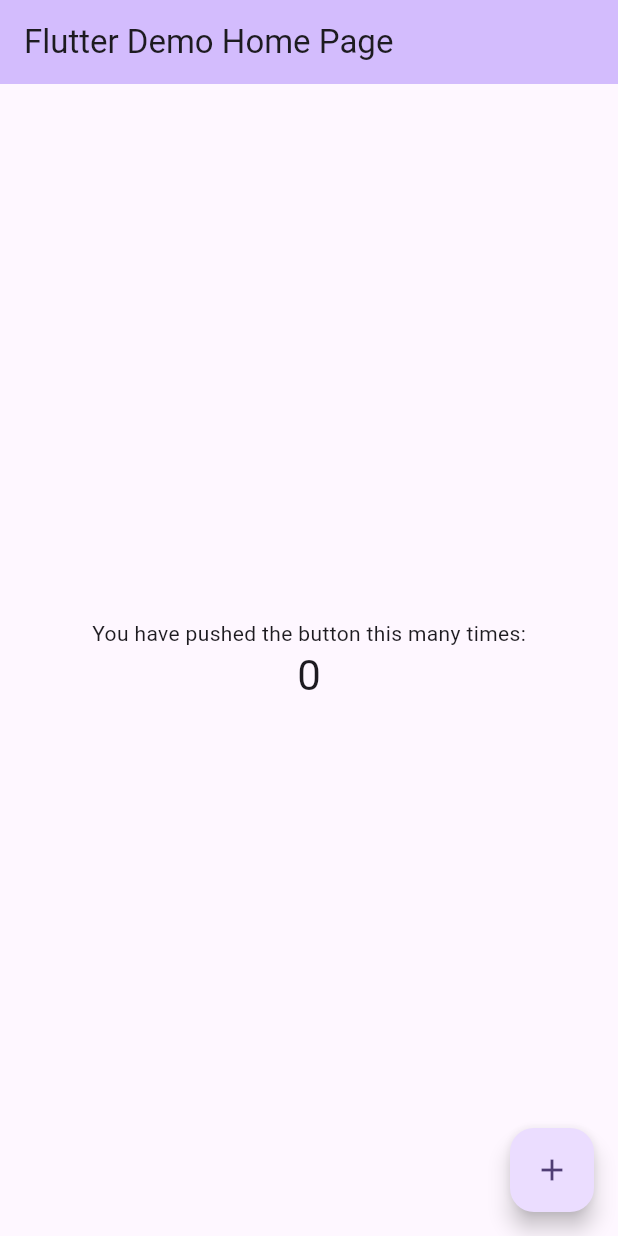
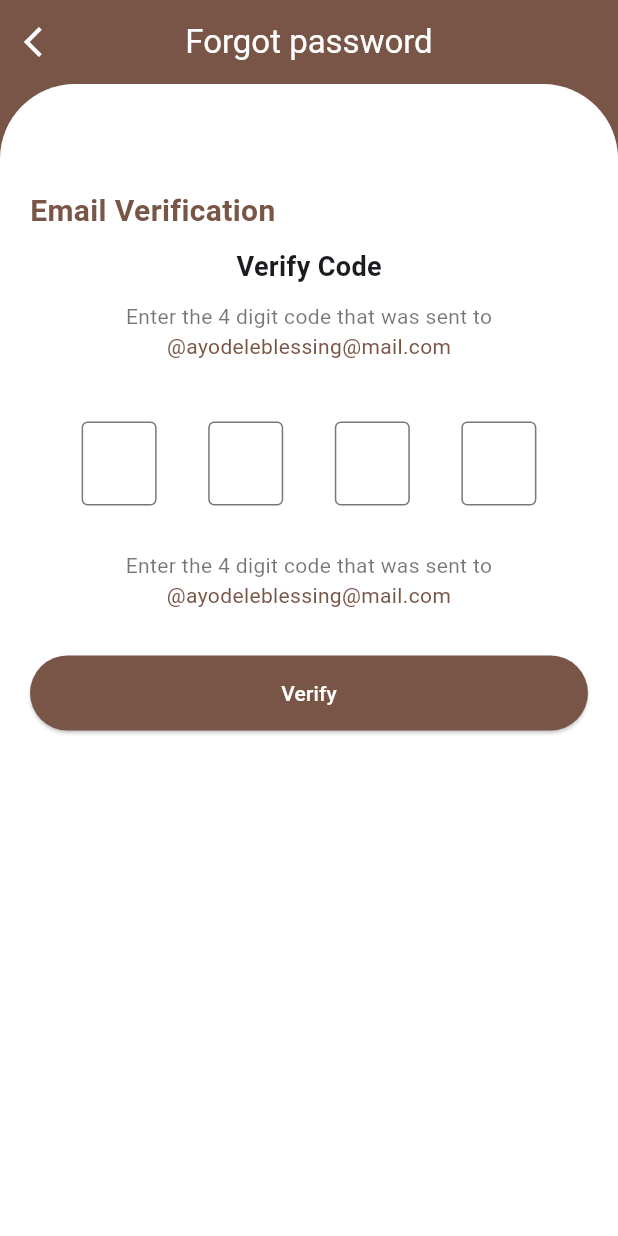
Before and after one commit to HorlahTech/meal-recipe, a Flutter app: the screen it shows after launch, on a phone screen of 412 x 824 dp. Run offline on Flutter 3.47's test engine with Material 3 defaults, Android fonts, the phone set to English and light mode, and no system bars.

Commit message:
second commit

```diff
--- /dev/null
+++ b/lib/forget_password_page.dart
@@ -0,0 +1,112 @@
+import 'package:flutter/material.dart';
+
+class PassPage extends StatefulWidget {
+  const PassPage({super.key});
+
+  @override
+  State<PassPage> createState() => _PassPageState();
+}
+
+class _PassPageState extends State<PassPage> {
+  final TextEditingController otp1 = TextEditingController();
+  final TextEditingController otp2 = TextEditingController();
+  final TextEditingController otp3 = TextEditingController();
+  final TextEditingController otp4 = TextEditingController();
+
+  @override
+  Widget build(BuildContext context) {
+    return Scaffold(
+      backgroundColor: Colors.brown,
+      appBar: AppBar(
+        backgroundColor: Colors.brown,
+        title: Text('Forgot password', style: TextStyle(color: Colors.white)),
+        centerTitle: true,
+        leading: IconButton(
+          icon: Icon(Icons.arrow_back_ios, color: Colors.white),
+          onPressed: () {},
+        ),
+        elevation: 0,
+      ),
+      body: Container(
+        padding: EdgeInsets.all(20),
+        decoration: BoxDecoration(
+          color: Colors.white,
+          borderRadius: BorderRadius.vertical(top: Radius.circular(50)),
+        ),
+        child: Column(
+          crossAxisAlignment: CrossAxisAlignment.start,
+          children: [
+            SizedBox(height: 50,),
+            Text('Email Verification',
+                style: TextStyle(fontSize: 20, fontWeight: FontWeight.bold, color: Colors.brown)),
+            SizedBox(height: 10),
+            Center(
+              child: Text('Verify Code',
+                  style: TextStyle(fontSize: 18, fontWeight: FontWeight.w600)),
+            ),
+            SizedBox(height: 10),
+            Center(child: Text('Enter the 4 digit code that was sent to', style: TextStyle(color: Colors.black54))),
+            Center(child: Text('@ayodeleblessing@mail.com', style: TextStyle(color: Colors.brown),)),
+            SizedBox(height: 40),
+
+            Row(
+              mainAxisAlignment: MainAxisAlignment.spaceEvenly,
+              children: [
+                _otpBox(otp1),
+                _otpBox(otp2),
+                _otpBox(otp3),
+                _otpBox(otp4),
+              ],
+            ),
+            SizedBox(height: 30),
+            Center(
+              child: Column(
+                children: [
+                  Text(
+                    'Enter the 4 digit code that was sent to',
+                    style: TextStyle(color: Colors.black54),
+                    textAlign: TextAlign.center,
+                  ),
+                  Text(
+                    '@ayodeleblessing@mail.com',
+                    style: TextStyle(color: Colors.brown),
+                    textAlign: TextAlign.center,
+                  ),
+                ],
+              ),
+            ),
+            SizedBox(height: 30,),
+            SizedBox(
+              width: double.infinity,
+              child: ElevatedButton(
+                onPressed: () { },
+                style: ElevatedButton.styleFrom(
+                  backgroundColor: Colors.brown,
+                  padding: EdgeInsets.symmetric(vertical: 15),
+                ),
+                child: Text('Verify', style: TextStyle(color: Colors.white)),
+              ),
+            ),
+
+          ],
+        ),
+      ),
+    );
+  }
+
+  Widget _otpBox(TextEditingController controller) {
+    return Container(
+      width: 50,
+      child: TextField(
+        controller: controller,
+        keyboardType: TextInputType.number,
+        maxLength: 1,
+        textAlign: TextAlign.center,
+        decoration: InputDecoration(
+          counterText: '',
+          border: OutlineInputBorder(),
+        ),
+      ),
+    );
+  }
+}
--- a/lib/main.dart
+++ b/lib/main.dart
@@ -1,4 +1,5 @@
 import 'package:flutter/material.dart';
+import 'forget_password_page.dart';
 
 void main() {
   runApp(const MyApp());
@@ -7,116 +8,14 @@ void main() {
 class MyApp extends StatelessWidget {
   const MyApp({super.key});
 
-  // This widget is the root of your application.
   @override
   Widget build(BuildContext context) {
     return MaterialApp(
-      title: 'Flutter Demo',
+      title: 'Forgot password',
       theme: ThemeData(
-        // This is the theme of your application.
-        //
-        // TRY THIS: Try running your application with "flutter run". You'll see
-        // the application has a purple toolbar. Then, without quitting the app,
-        // try changing the seedColor in the colorScheme below to Colors.green
-        // and then invoke "hot reload" (save your changes or press the "hot
-        // reload" button in a Flutter-supported IDE, or press "r" if you used
-        // the command line to start the app).
-        //
-        // Notice that the counter didn't reset back to zero; the application
-        // state is not lost during the reload. To reset the state, use hot
-        // restart instead.
-        //
-        // This works for code too, not just values: Most code changes can be
-        // tested with just a hot reload.
         colorScheme: ColorScheme.fromSeed(seedColor: Colors.deepPurple),
       ),
-      home: const MyHomePage(title: 'Flutter Demo Home Page'),
+      home: const PassPage(),
     );
   }
 }
-
-class MyHomePage extends StatefulWidget {
-  const MyHomePage({super.key, required this.title});
-
-  // This widget is the home page of your application. It is stateful, meaning
-  // that it has a State object (defined below) that contains fields that affect
-  // how it looks.
-
-  // This class is the configuration for the state. It holds the values (in this
-  // case the title) provided by the parent (in this case the App widget) and
-  // used by the build method of the State. Fields in a Widget subclass are
-  // always marked "final".
-
-  final String title;
-
-  @override
-  State<MyHomePage> createState() => _MyHomePageState();
-}
-
-class _MyHomePageState extends State<MyHomePage> {
-  int _counter = 0;
-
-  void _incrementCounter() {
-    setState(() {
-      // This call to setState tells the Flutter framework that something has
-      // changed in this State, which causes it to rerun the build method below
-      // so that the display can reflect the updated values. If we changed
-      // _counter without calling setState(), then the build method would not be
-      // called again, and so nothing would appear to happen.
-      _counter++;
-    });
-  }
-
-  @override
-  Widget build(BuildContext context) {
-    // This method is rerun every time setState is called, for instance as done
-    // by the _incrementCounter method above.
-    //
-    // The Flutter framework has been optimized to make rerunning build methods
-    // fast, so that you can just rebuild anything that needs updating rather
-    // than having to individually change instances of widgets.
-    return Scaffold(
-      appBar: AppBar(
-        // TRY THIS: Try changing the color here to a specific color (to
-        // Colors.amber, perhaps?) and trigger a hot reload to see the AppBar
-        // change color while the other colors stay the same.
-        backgroundColor: Theme.of(context).colorScheme.inversePrimary,
-        // Here we take the value from the MyHomePage object that was created by
-        // the App.build method, and use it to set our appbar title.
-        title: Text(widget.title),
-      ),
-      body: Center(
-        // Center is a layout widget. It takes a single child and positions it
-        // in the middle of the parent.
-        child: Column(
-          // Column is also a layout widget. It takes a list of children and
-          // arranges them vertically. By default, it sizes itself to fit its
-          // children horizontally, and tries to be as tall as its parent.
-          //
-          // Column has various properties to control how it sizes itself and
-          // how it positions its children. Here we use mainAxisAlignment to
-          // center the children vertically; the main axis here is the vertical
-          // axis because Columns are vertical (the cross axis would be
-          // horizontal).
-          //
-          // TRY THIS: Invoke "debug painting" (choose the "Toggle Debug Paint"
-          // action in the IDE, or press "p" in the console), to see the
-          // wireframe for each widget.
-          mainAxisAlignment: MainAxisAlignment.center,
-          children: <Widget>[
-            const Text('You have pushed the button this many times:'),
-            Text(
-              '$_counter',
-              style: Theme.of(context).textTheme.headlineMedium,
-            ),
-          ],
-        ),
-      ),
-      floatingActionButton: FloatingActionButton(
-        onPressed: _incrementCounter,
-        tooltip: 'Increment',
-        child: const Icon(Icons.add),
-      ), // This trailing comma makes auto-formatting nicer for build methods.
-    );
-  }
-}
```
